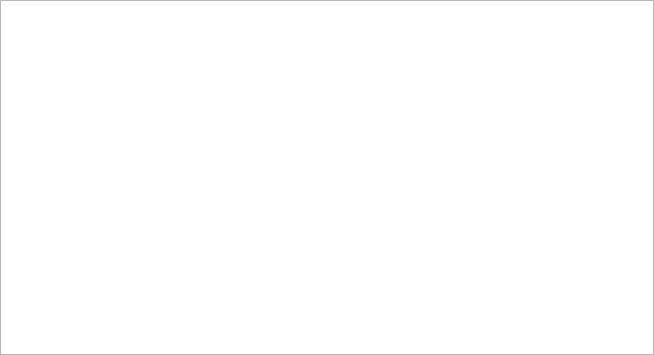
Qt form widget/ui/grid_mode_io.ui (csplink/csp) before a commit.
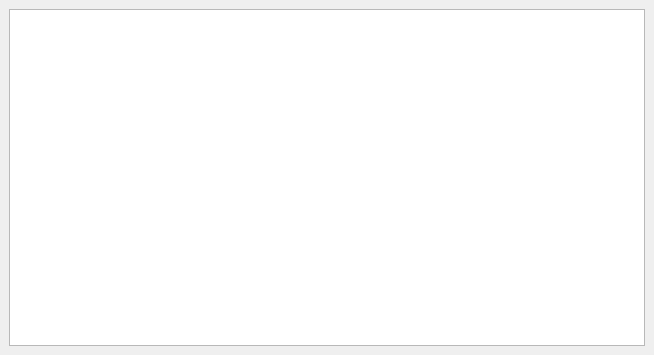
The same form after that commit. Custom widgets are drawn as their Qt base class.

What changed in the file:
```diff
--- a/widget/ui/grid_mode_io.ui
+++ b/widget/ui/grid_mode_io.ui
@@ -15,16 +15,16 @@
   </property>
   <layout class="QVBoxLayout" name="verticalLayout">
    <property name="leftMargin">
-    <number>0</number>
+    <number>9</number>
    </property>
    <property name="topMargin">
-    <number>0</number>
+    <number>9</number>
    </property>
    <property name="rightMargin">
-    <number>0</number>
+    <number>9</number>
    </property>
    <property name="bottomMargin">
-    <number>0</number>
+    <number>9</number>
    </property>
    <item>
     <widget class="TableView" name="tableView_io"/>
```
